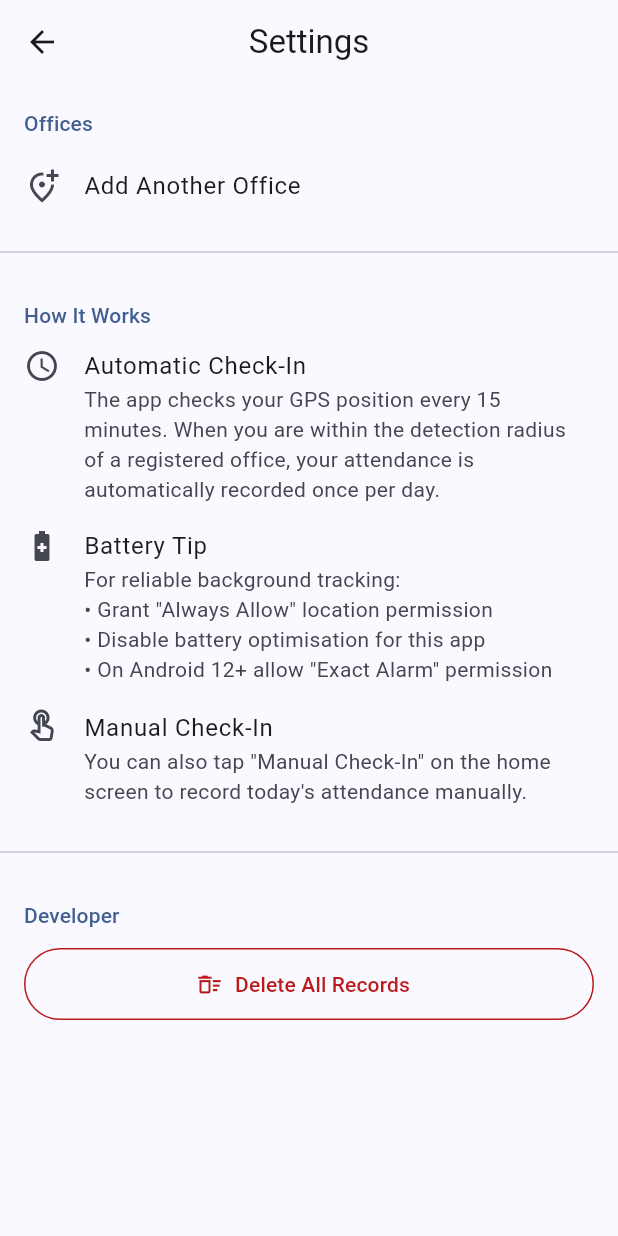
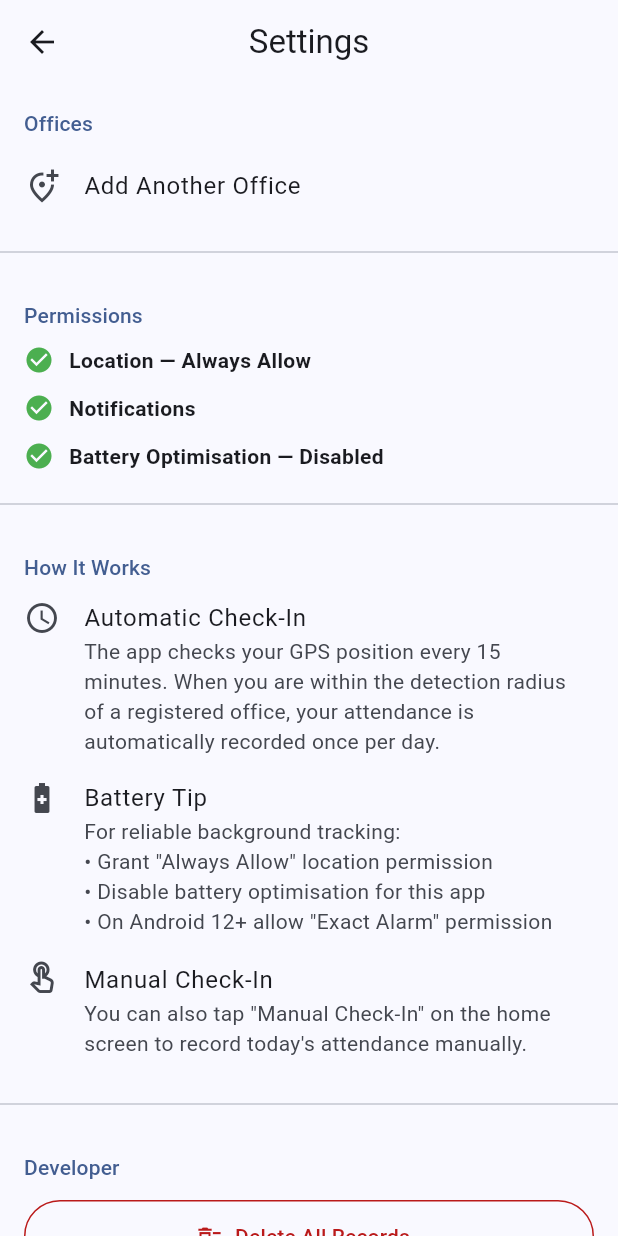
Before and after one commit to ryandam9/attendance-register, a Flutter app: the screen it shows after launch, after a tap on the "settings" icon, on a phone screen of 412 x 824 dp. Run offline on Flutter 3.47's test engine with Material 3 defaults, Android fonts, the phone set to English and light mode, and no system bars; our stand-ins replace flutter_local_notifications, flutter_riverpod, geocoding, geolocator, permission_handler, sqflite and 1 more; missing offline and left inert: workmanager; accounts and stored records are empty; statements that could not run were skipped.

Commit message:
Add permissions status section to Settings screen
Shows a live green tick / red cross for Location (Always), Notifications,
and Battery Optimisation (Android). Denied items show an explanation and
an "Open Settings" button that deep-links to app settings. The section
auto-refreshes when the user returns from the system settings screen via
WidgetsBindingObserver.

https://claude.ai/code/session_01Dw2njdmB3iA6viPHivaUa7

```diff
--- a/lib/screens/settings_screen.dart
+++ b/lib/screens/settings_screen.dart
@@ -1,5 +1,8 @@
+import 'dart:io';
+
 import 'package:flutter/material.dart';
 import 'package:flutter_riverpod/flutter_riverpod.dart';
+import 'package:permission_handler/permission_handler.dart';
 
 import '../models/office_location.dart';
 import '../providers/attendance_provider.dart';
@@ -39,6 +42,11 @@ class SettingsScreen extends ConsumerWidget {
               MaterialPageRoute(builder: (_) => const SetupScreen()),
             ).then((_) => notifier.load()),
           ),
+
+          const Divider(height: 32),
+
+          const _SectionLabel('Permissions'),
+          const _PermissionsSection(),
 
           const Divider(height: 32),
 
@@ -185,6 +193,156 @@ class _SectionLabel extends StatelessWidget {
   }
 }
 
+// ── Permissions section ───────────────────────────────────────────────────────
+
+enum _PermStatus { granted, denied }
+
+class _PermissionsSection extends StatefulWidget {
+  const _PermissionsSection();
+
+  @override
+  State<_PermissionsSection> createState() => _PermissionsSectionState();
+}
+
+class _PermissionsSectionState extends State<_PermissionsSection>
+    with WidgetsBindingObserver {
+  _PermStatus? _location;
+  _PermStatus? _notifications;
+  _PermStatus? _battery; // Android only
+
+  @override
+  void initState() {
+    super.initState();
+    WidgetsBinding.instance.addObserver(this);
+    _refresh();
+  }
+
+  @override
+  void dispose() {
+    WidgetsBinding.instance.removeObserver(this);
+    super.dispose();
+  }
+
+  @override
+  void didChangeAppLifecycleState(AppLifecycleState state) {
+    if (state == AppLifecycleState.resumed) _refresh();
+  }
+
+  Future<void> _refresh() async {
+    final loc = await Permission.locationAlways.status;
+    final notif = await Permission.notification.status;
+    _PermStatus? bat;
+    if (Platform.isAndroid) {
+      bat = (await Permission.ignoreBatteryOptimizations.isGranted)
+          ? _PermStatus.granted
+          : _PermStatus.denied;
+    }
+    if (!mounted) return;
+    setState(() {
+      _location = loc.isGranted ? _PermStatus.granted : _PermStatus.denied;
+      _notifications = notif.isGranted ? _PermStatus.granted : _PermStatus.denied;
+      _battery = bat;
+    });
+  }
+
+  @override
+  Widget build(BuildContext context) {
+    if (_location == null) {
+      return const Padding(
+        padding: EdgeInsets.symmetric(vertical: 16),
+        child: Center(child: CircularProgressIndicator()),
+      );
+    }
+    return Column(
+      children: [
+        _PermRow(
+          label: 'Location — Always Allow',
+          status: _location!,
+          reason:
+              'The app checks your GPS every 15 minutes while running in the '
+              'background. Without "Always Allow" automatic check-in will not work.',
+        ),
+        _PermRow(
+          label: 'Notifications',
+          status: _notifications!,
+          reason: 'Needed to alert you when attendance is automatically recorded.',
+        ),
+        if (Platform.isAndroid && _battery != null)
+          _PermRow(
+            label: 'Battery Optimisation — Disabled',
+            status: _battery!,
+            reason:
+                'Prevents Android from killing the background scan. Without this '
+                'the 15-minute location check may stop firing.',
+          ),
+      ],
+    );
+  }
+}
+
+class _PermRow extends StatelessWidget {
+  final String label;
+  final _PermStatus status;
+  final String reason;
+
+  const _PermRow({
+    required this.label,
+    required this.status,
+    required this.reason,
+  });
+
+  @override
+  Widget build(BuildContext context) {
+    final granted = status == _PermStatus.granted;
+    final iconColor =
+        granted ? Colors.green : Theme.of(context).colorScheme.error;
+
+    return Padding(
+      padding: const EdgeInsets.fromLTRB(16, 6, 16, 6),
+      child: Column(
+        crossAxisAlignment: CrossAxisAlignment.start,
+        children: [
+          Row(
+            children: [
+              Icon(
+                granted ? Icons.check_circle : Icons.cancel,
+                color: iconColor,
+                size: 20,
+              ),
+              const SizedBox(width: 10),
+              Expanded(
+                child: Text(
+                  label,
+                  style: Theme.of(context).textTheme.bodyMedium?.copyWith(
+                    fontWeight: FontWeight.w600,
+                  ),
+                ),
+              ),
+              if (!granted)
+                TextButton(
+                  onPressed: openAppSettings,
+                  child: const Text('Open Settings'),
+                ),
+            ],
+          ),
+          if (!granted)
+            Padding(
+              padding: const EdgeInsets.only(left: 30, top: 2),
+              child: Text(
+                reason,
+                style: Theme.of(context).textTheme.bodySmall?.copyWith(
+                  color: Theme.of(context).colorScheme.onSurfaceVariant,
+                ),
+              ),
+            ),
+        ],
+      ),
+    );
+  }
+}
+
+// ─────────────────────────────────────────────────────────────────────────────
+
 class _OfficeTile extends StatelessWidget {
   final OfficeLocation office;
   final VoidCallback onEdit;
```
